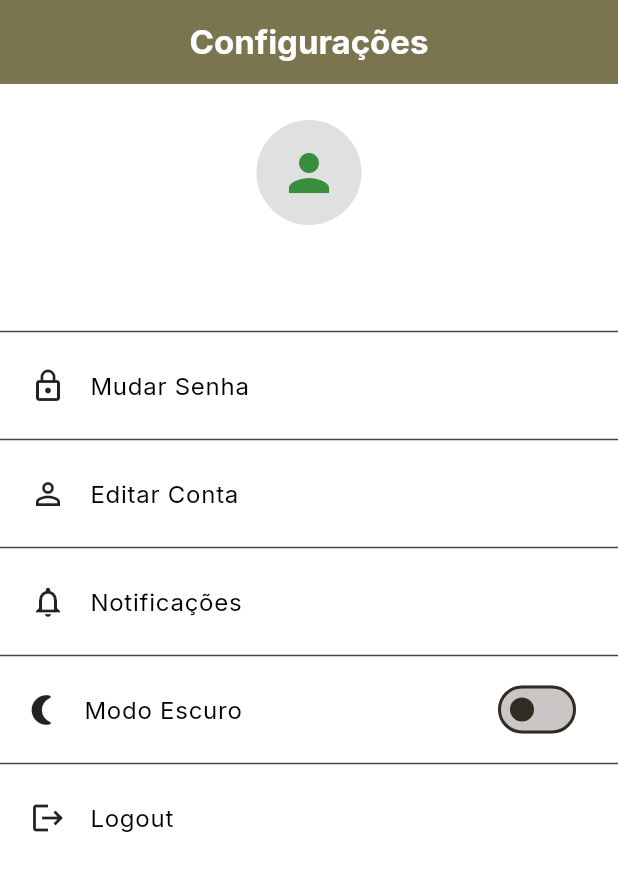
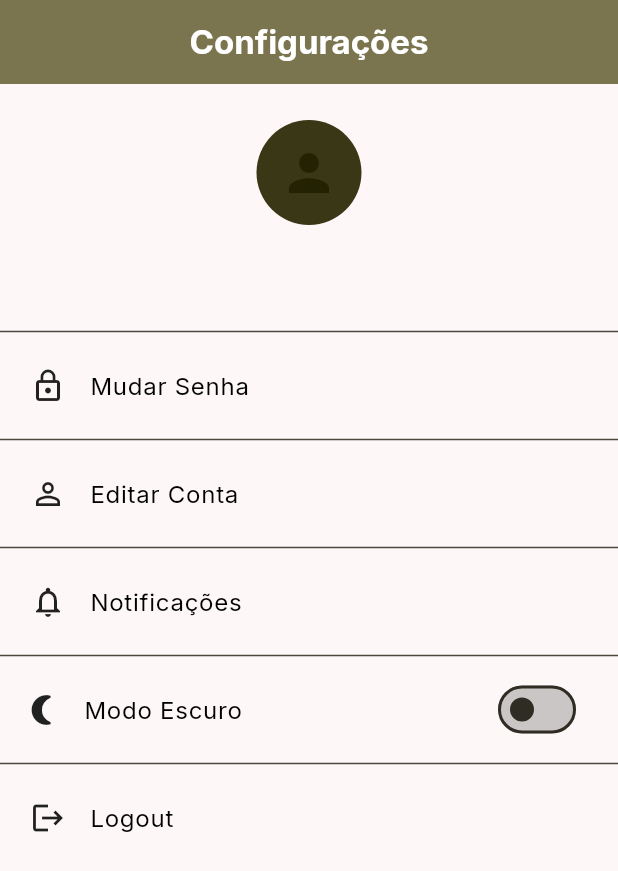
Before and after one commit to marcelomnzs/diabary, a Flutter app: the SettingsScreen screen opened by its route, on a phone screen of 412 x 824 dp. Shown: the top 871 px of the screen. Run offline on Flutter 3.47's test engine with Material 3 defaults, Android fonts, the phone set to English and light mode, and no system bars; our stand-ins replace cloud_firestore, firebase_auth, firebase_core, flutter_dotenv, flutter_local_notifications, go_router and 4 more; accounts and stored records are empty.

Commit message:
Adicionando tema na tela de configurações

```diff
--- a/lib/features/settings/presentation/screens/settings_screen.dart
+++ b/lib/features/settings/presentation/screens/settings_screen.dart
@@ -26,8 +26,6 @@ class SettingsScreen extends StatelessWidget {
   Widget build(BuildContext context) {
     final authProvider = context.watch<AuthProvider>();
     return Scaffold(
-      backgroundColor: Colors.white,
-      // AppBar personalizada com cor de fundo verde oliva
       appBar: AppBar(
         backgroundColor: const Color(0xFF7A754E),
         foregroundColor: Colors.white,
@@ -49,11 +47,12 @@ class SettingsScreen extends StatelessWidget {
                   onTap: () => context.goNamed(AppRoutes.profilePage.name),
                   child: CircleAvatar(
                     radius: 35,
-                    backgroundColor: Colors.grey[300],
+                    backgroundColor:
+                        Theme.of(context).colorScheme.primaryContainer,
                     child: Icon(
                       Icons.person,
                       size: 40,
-                      color: Colors.green[700],
+                      color: Theme.of(context).colorScheme.primary,
                     ),
                   ),
                 ),
@@ -63,7 +62,7 @@ class SettingsScreen extends StatelessWidget {
                   style: TextStyle(
                     fontSize: 20,
                     fontWeight: FontWeight.bold,
-                    color: Color(0xFF7A754E),
+                    color: Theme.of(context).colorScheme.primary,
                   ),
                 ),
               ],
```
